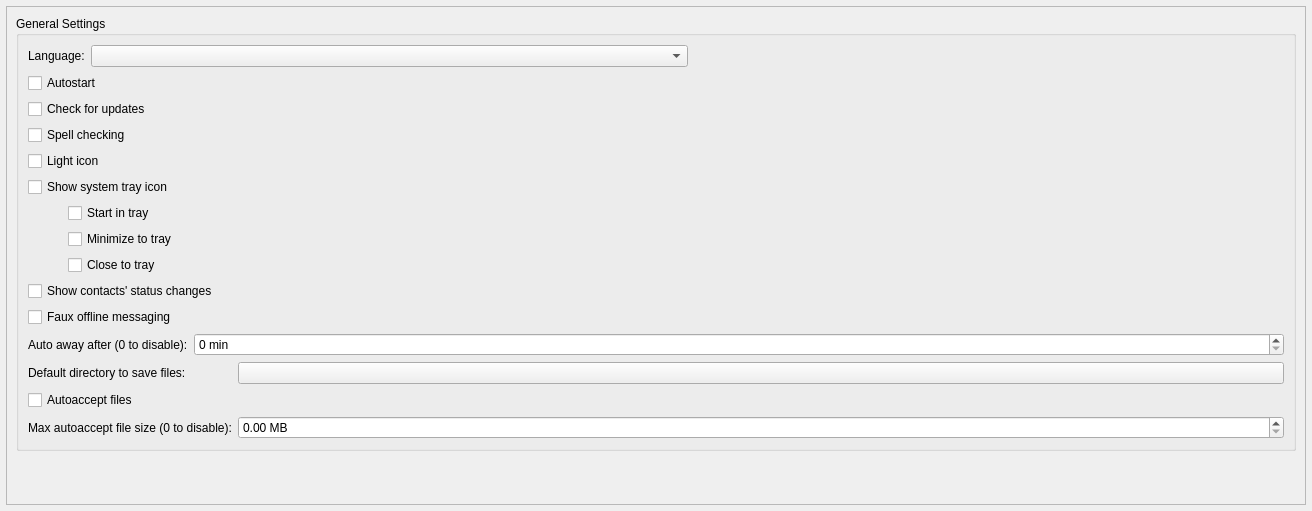
Before: the Qt Designer form src/widget/form/settings/generalsettings.ui in anthonybilinski/qTox, drawn with Qt 5.
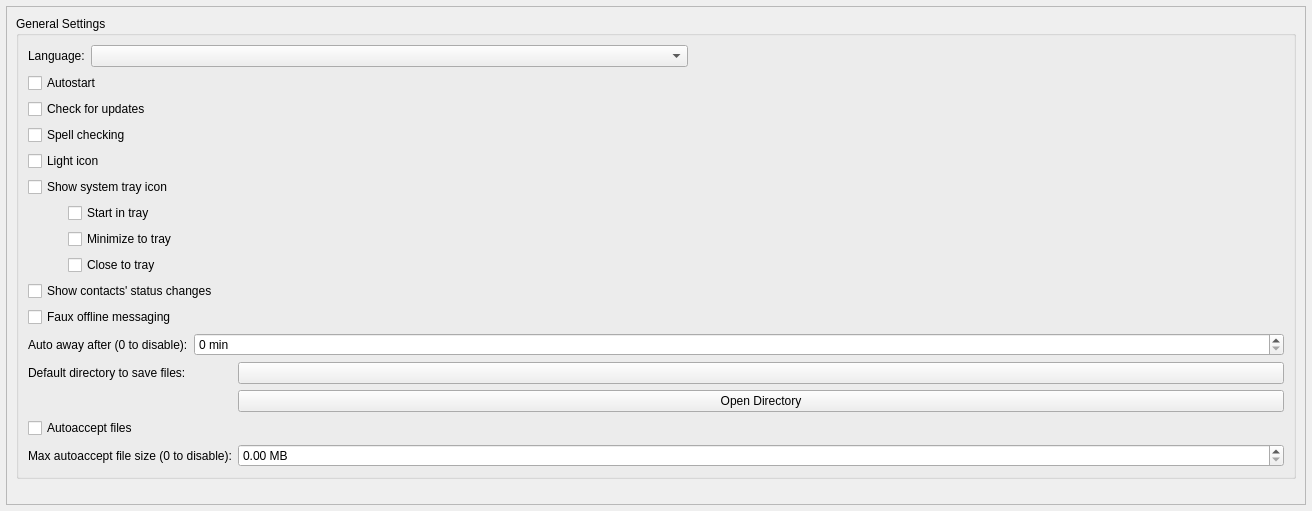
After: the same form once the commit is applied. Custom widgets are drawn as their Qt base class.

Commit message: feat(transfer): Change default autoaccept directory

What changed in the file:
```diff
--- a/src/widget/form/settings/generalsettings.ui
+++ b/src/widget/form/settings/generalsettings.ui
@@ -39,8 +39,8 @@
        <rect>
         <x>0</x>
         <y>0</y>
-        <width>1298</width>
-        <height>497</height>
+        <width>1284</width>
+        <height>524</height>
        </rect>
       </property>
       <layout class="QVBoxLayout" name="verticalLayout_4" stretch="0,0">
@@ -298,7 +298,7 @@
               </property>
              </widget>
             </item>
-            <item row="3" column="0">
+            <item row="4" column="0">
              <widget class="QCheckBox" name="autoacceptFiles">
               <property name="sizePolicy">
                <sizepolicy hsizetype="Minimum" vsizetype="Minimum">
@@ -314,14 +314,21 @@
               </property>
              </widget>
             </item>
-            <item row="4" column="0">
+            <item row="3" column="1">
+             <widget class="QPushButton" name="openAutoSaveFilesDir">
+              <property name="text">
+               <string>Open Directory</string>
+              </property>
+             </widget>
+            </item>
+            <item row="5" column="0">
              <widget class="QLabel" name="maxAutoAcceptSizeLabel">
               <property name="text">
                <string>Max autoaccept file size (0 to disable):</string>
               </property>
              </widget>
             </item>
-            <item row="4" column="1">
+            <item row="5" column="1">
              <widget class="QDoubleSpinBox" name="maxAutoAcceptSizeMB">
               <property name="suffix">
                <string> MB</string>
```
The commit also changes 22 other files.
